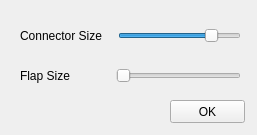
First picture: the form in forms/hollowmeshpanel.ui, repository TopModLab/Unfolding, before the edit.
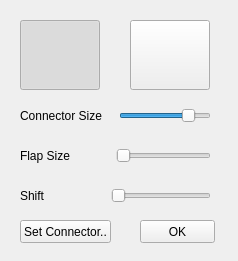
Second picture: the form after the edit. Icons and pictures are not drawn.

Commit message: finished mesh hollower UI, added set connector function to it.

Patch:
```diff
--- a/forms/hollowmeshpanel.ui
+++ b/forms/hollowmeshpanel.ui
@@ -6,8 +6,8 @@
    <rect>
     <x>0</x>
     <y>0</y>
-    <width>257</width>
-    <height>135</height>
+    <width>238</width>
+    <height>261</height>
    </rect>
   </property>
   <property name="windowTitle">
@@ -16,8 +16,8 @@
   <widget class="QPushButton" name="pushButton">
    <property name="geometry">
     <rect>
-     <x>170</x>
-     <y>100</y>
+     <x>140</x>
+     <y>220</y>
      <width>75</width>
      <height>23</height>
     </rect>
@@ -30,8 +30,8 @@
    <property name="geometry">
     <rect>
      <x>20</x>
-     <y>60</y>
-     <width>221</width>
+     <y>140</y>
+     <width>191</width>
      <height>31</height>
     </rect>
    </property>
@@ -75,8 +75,8 @@
    <property name="geometry">
     <rect>
      <x>20</x>
-     <y>20</y>
-     <width>221</width>
+     <y>100</y>
+     <width>191</width>
      <height>31</height>
     </rect>
    </property>
@@ -98,7 +98,7 @@
       </property>
       <property name="sizeHint" stdset="0">
        <size>
-        <width>10</width>
+        <width>11</width>
         <height>20</height>
        </size>
       </property>
@@ -122,6 +122,132 @@
     </item>
    </layout>
   </widget>
+  <widget class="QPushButton" name="oneFlapButton">
+   <property name="geometry">
+    <rect>
+     <x>20</x>
+     <y>20</y>
+     <width>80</width>
+     <height>70</height>
+    </rect>
+   </property>
+   <property name="text">
+    <string/>
+   </property>
+   <property name="icon">
+    <iconset resource="../icons.qrc">
+     <normaloff>:/icons/hollow_oneFlap.png</normaloff>:/icons/hollow_oneFlap.png</iconset>
+   </property>
+   <property name="iconSize">
+    <size>
+     <width>80</width>
+     <height>70</height>
+    </size>
+   </property>
+   <property name="checkable">
+    <bool>true</bool>
+   </property>
+   <property name="checked">
+    <bool>true</bool>
+   </property>
+  </widget>
+  <widget class="QPushButton" name="multFlapButon">
+   <property name="geometry">
+    <rect>
+     <x>130</x>
+     <y>20</y>
+     <width>80</width>
+     <height>70</height>
+    </rect>
+   </property>
+   <property name="text">
+    <string/>
+   </property>
+   <property name="icon">
+    <iconset resource="../icons.qrc">
+     <normaloff>:/icons/hollow_multFlap.png</normaloff>:/icons/hollow_multFlap.png</iconset>
+   </property>
+   <property name="iconSize">
+    <size>
+     <width>80</width>
+     <height>70</height>
+    </size>
+   </property>
+   <property name="checkable">
+    <bool>true</bool>
+   </property>
+  </widget>
+  <widget class="QWidget" name="shift" native="true">
+   <property name="geometry">
+    <rect>
+     <x>20</x>
+     <y>180</y>
+     <width>191</width>
+     <height>31</height>
+    </rect>
+   </property>
+   <widget class="QWidget" name="horizontalLayoutWidget_3">
+    <property name="geometry">
+     <rect>
+      <x>0</x>
+      <y>0</y>
+      <width>191</width>
+      <height>31</height>
+     </rect>
+    </property>
+    <layout class="QHBoxLayout" name="shift_layout">
+     <item>
+      <widget class="QLabel" name="label_3">
+       <property name="text">
+        <string>Shift</string>
+       </property>
+      </widget>
+     </item>
+     <item>
+      <spacer name="horizontalSpacer_3">
+       <property name="orientation">
+        <enum>Qt::Horizontal</enum>
+       </property>
+       <property name="sizeType">
+        <enum>QSizePolicy::Fixed</enum>
+       </property>
+       <property name="sizeHint" stdset="0">
+        <size>
+         <width>60</width>
+         <height>20</height>
+        </size>
+       </property>
+      </spacer>
+     </item>
+     <item>
+      <widget class="QSlider" name="shiftSlider">
+       <property name="orientation">
+        <enum>Qt::Horizontal</enum>
+       </property>
+      </widget>
+     </item>
+    </layout>
+   </widget>
+  </widget>
+  <widget class="QPushButton" name="connectorPanelButton">
+   <property name="geometry">
+    <rect>
+     <x>20</x>
+     <y>220</y>
+     <width>91</width>
+     <height>23</height>
+    </rect>
+   </property>
+   <property name="text">
+    <string>Set Connector..</string>
+   </property>
+   <property name="checkable">
+    <bool>true</bool>
+   </property>
+   <property name="checked">
+    <bool>false</bool>
+   </property>
+  </widget>
  </widget>
  <resources/>
  <connections/>
```
Left out of the diff: 10 changed lines with no effect on the pictures. The commit also changes 11 other files.
